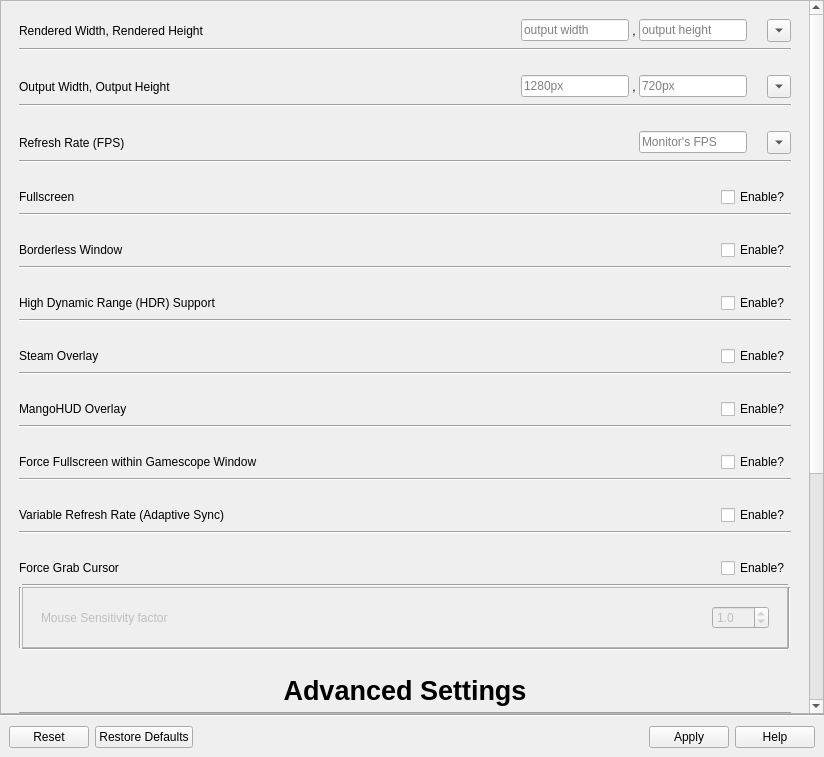
Before: the Qt Designer form src/gamescope.ui in rfrench3/scopebuddy-gui, drawn with Qt 5.
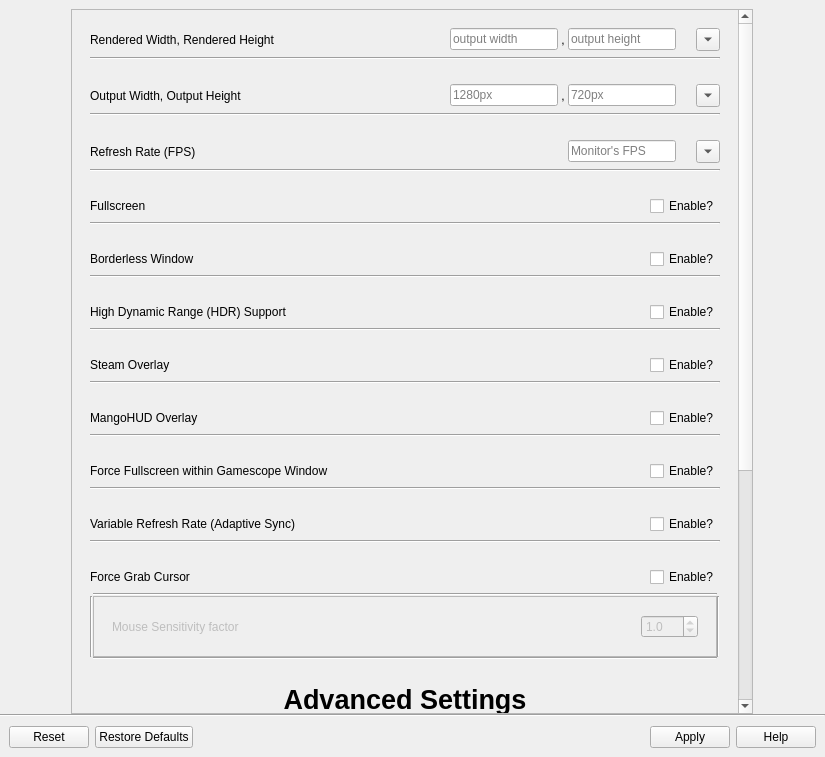
After: the same form once the commit is applied.

Patch:
```diff
--- a/src/gamescope.ui
+++ b/src/gamescope.ui
@@ -6,60 +6,47 @@
    <rect>
     <x>0</x>
     <y>0</y>
-    <width>824</width>
+    <width>825</width>
     <height>757</height>
    </rect>
   </property>
   <property name="windowTitle">
    <string>Form</string>
   </property>
+  <layout class="QVBoxLayout" name="verticalLayout_2">
+   <property name="spacing">
+    <number>0</number>
+   </property>
+   <property name="leftMargin">
+    <number>0</number>
+   </property>
+   <property name="topMargin">
+    <number>0</number>
+   </property>
+   <property name="rightMargin">
+    <number>0</number>
+   </property>
+   <property name="bottomMargin">
+    <number>0</number>
+   </property>
+   <item>
+    <layout class="QHBoxLayout" name="horizontalLayout">
+     <property name="spacing">
+      <number>0</number>
+     </property>
+     <item>
+      <widget class="QWidget" name="widget" native="true">
+       <property name="maximumSize">
+        <size>
+         <width>700</width>
+         <height>16777215</height>
+        </size>
+       </property>
   <layout class="QVBoxLayout" name="verticalLayout">
-   <property name="spacing">
-    <number>0</number>
-   </property>
-   <property name="leftMargin">
-    <number>0</number>
-   </property>
-   <property name="topMargin">
-    <number>0</number>
-   </property>
-   <property name="rightMargin">
-    <number>0</number>
-   </property>
    <property name="bottomMargin">
     <number>0</number>
    </property>
    <item>
-    <widget class="QFrame" name="frame_4">
-     <property name="sizePolicy">
-      <sizepolicy hsizetype="Preferred" vsizetype="Minimum">
-       <horstretch>0</horstretch>
-       <verstretch>0</verstretch>
-      </sizepolicy>
-     </property>
-     <property name="frameShape">
-      <enum>QFrame::Shape::NoFrame</enum>
-     </property>
-     <property name="frameShadow">
-      <enum>QFrame::Shadow::Plain</enum>
-     </property>
-     <layout class="QGridLayout" name="gridLayout_3">
-      <property name="leftMargin">
-       <number>0</number>
-      </property>
-      <property name="topMargin">
-       <number>0</number>
-      </property>
-      <property name="rightMargin">
-       <number>0</number>
-      </property>
-      <property name="bottomMargin">
-       <number>0</number>
-      </property>
-      <property name="spacing">
-       <number>0</number>
-      </property>
-      <item row="0" column="0">
        <widget class="QScrollArea" name="scrollArea_settings">
         <property name="frameShadow">
          <enum>QFrame::Shadow::Plain</enum>
@@ -71,8 +58,8 @@
          <property name="geometry">
           <rect>
            <x>0</x>
-           <y>-321</y>
-           <width>803</width>
+             <y>0</y>
+             <width>667</width>
            <height>1054</height>
           </rect>
          </property>
@@ -356,7 +343,7 @@
             <property name="toolTip">
              <string>&lt;html&gt;&lt;head/&gt;&lt;body&gt;&lt;p&gt;Maximum amount of frames per second (FPS) the game will attempt to render. Lowering this will save power and can help reduce stutters, but lowering it below your monitor's refresh rate will result in a visibly less smooth experience.&lt;/p&gt;&lt;/body&gt;&lt;/html&gt;</string>
             </property>
-            <layout class="QVBoxLayout" name="verticalLayout_2">
+              <layout class="QVBoxLayout" name="verticalLayout_4">
              <item>
               <widget class="QWidget" name="widget_9" native="true">
                <property name="sizePolicy">
@@ -1893,6 +1880,8 @@
      </layout>
     </widget>
    </item>
+    </layout>
+   </item>
    <item>
     <widget class="Line" name="line_7">
      <property name="orientation">
@@ -1901,21 +1890,9 @@
     </widget>
    </item>
    <item>
-    <widget class="QFrame" name="frame">
-     <property name="sizePolicy">
-      <sizepolicy hsizetype="Preferred" vsizetype="Maximum">
-       <horstretch>0</horstretch>
-       <verstretch>0</verstretch>
-      </sizepolicy>
-     </property>
-     <property name="frameShape">
-      <enum>QFrame::Shape::NoFrame</enum>
-     </property>
-     <property name="frameShadow">
-      <enum>QFrame::Shadow::Plain</enum>
-     </property>
-     <layout class="QGridLayout" name="gridLayout">
-      <item row="0" column="0">
+    <widget class="QWidget" name="widget_2" native="true">
+     <layout class="QVBoxLayout" name="verticalLayout_6">
+      <item>
        <widget class="QDialogButtonBox" name="buttonBox">
         <property name="orientation">
          <enum>Qt::Orientation::Horizontal</enum>
```
Lines whose indentation alone changed are shown as unchanged.
